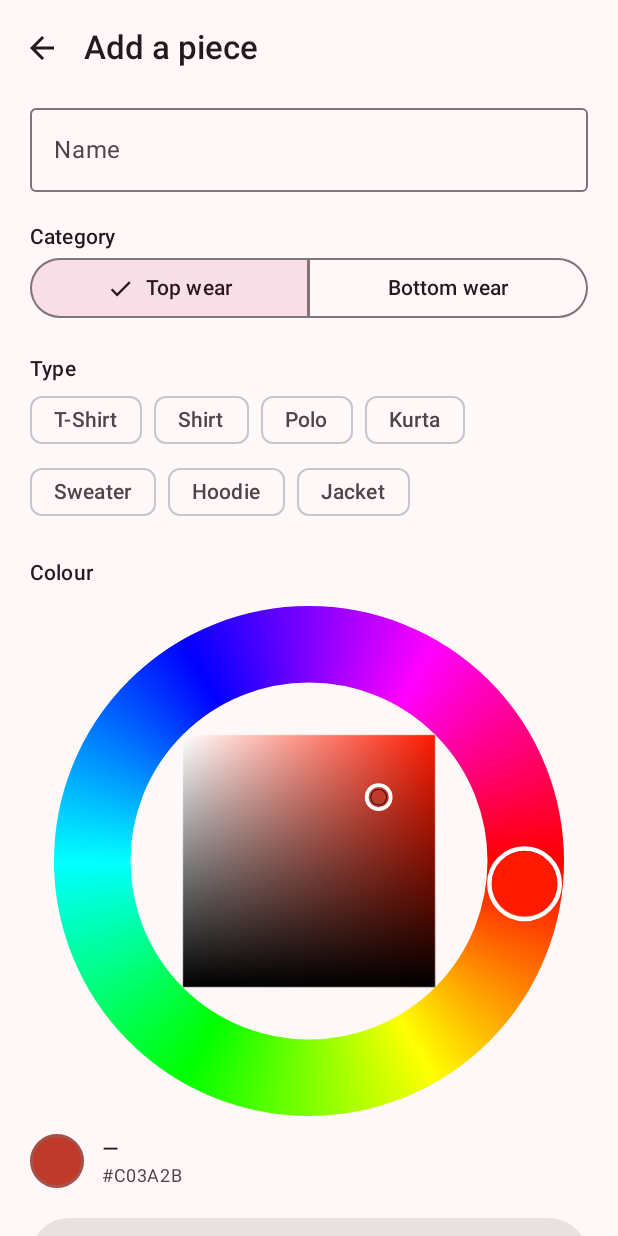
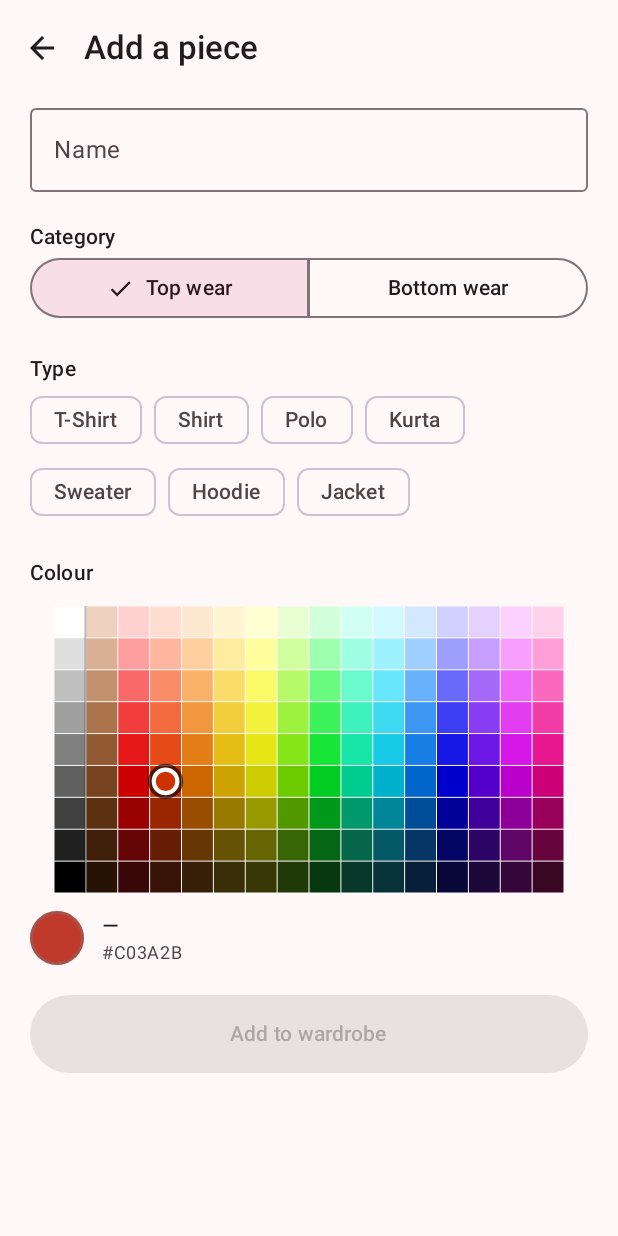
Before and after one commit to hanzel1698/dress-inventory, an Android app built with Jetpack Compose: the screen it shows after launch (MainActivity), after a tap on "Add dress", on a phone screen of 412 x 824 dp. Run offline under Robolectric (Android 15) with nearby library versions, the phone set to English and light mode, and no system bars; 3 other taps on this screen came first.

Commit message:
Replace HSV picker with grid-based PaletteColorPicker
- Delete HsvColorPicker.kt (ring + square HSV wheel)
- Add PaletteColorPicker.kt: 16×9 micro-swatch Canvas grid (144 swatches)
  • Col 0: dedicated grayscale ramp (White → Black, 9 steps)
  • Col 1: warm brown/neutral column (Cream → Dark Chocolate via H=25°)
  • Cols 2-15: 14 hue groups (Red, Coral, Orange, Amber, Yellow, Lime,
    Green, Emerald, Teal, Sky Blue, Royal Blue, Indigo, Purple, Pink/Rose)
    each transitioning bright/pastel (row 0) → deep/dark (row 8)
  • PaletteData object pre-computes all 144 ARGB values + luminance at
    startup — zero heap allocations inside the draw loop
  • Tap or drag selection via awaitEachGesture/awaitFirstDown
  • Adaptive selection ring: white ring on dark swatches, black on light
  • Separator line between grayscale and chromatic columns
  • Fully responsive: cell size = canvasWidth/COLS × canvasHeight/ROWS
- Update EditScreen.kt: HsvColorPicker → PaletteColorPicker call

Co-authored-by: hanzel1698 <hanzel1698@users.noreply.github.com>

```diff
--- a/app/src/main/java/com/hanzel/dressinventory/ui/EditScreen.kt
+++ b/app/src/main/java/com/hanzel/dressinventory/ui/EditScreen.kt
@@ -150,7 +150,7 @@ fun EditScreen(existing: Dress?, vm: AppViewModel, onClose: () -> Unit) {
             Column(verticalArrangement = Arrangement.spacedBy(12.dp)) {
                 SectionLabel("Colour")
 
-                HsvColorPicker(
+                PaletteColorPicker(
                     initialHex = colorHex,
                     onColorChanged = { hex, name ->
                         colorHex = hex
--- a/app/src/main/java/com/hanzel/dressinventory/ui/HsvColorPicker.kt
+++ /dev/null
@@ -1,257 +0,0 @@
-package com.hanzel.dressinventory.ui
-
-import androidx.compose.foundation.Canvas
-import androidx.compose.foundation.gestures.detectDragGestures
-import androidx.compose.foundation.gestures.detectTapGestures
-import androidx.compose.foundation.layout.BoxWithConstraints
-import androidx.compose.foundation.layout.aspectRatio
-import androidx.compose.foundation.layout.fillMaxWidth
-import androidx.compose.runtime.Composable
-import androidx.compose.runtime.getValue
-import androidx.compose.runtime.mutableFloatStateOf
-import androidx.compose.runtime.remember
-import androidx.compose.runtime.setValue
-import androidx.compose.ui.Modifier
-import androidx.compose.ui.geometry.Offset
-import androidx.compose.ui.geometry.Size
-import androidx.compose.ui.graphics.Brush
-import androidx.compose.ui.graphics.Color
-import androidx.compose.ui.graphics.drawscope.DrawScope
-import androidx.compose.ui.graphics.drawscope.Stroke
-import androidx.compose.ui.graphics.toArgb
-import androidx.compose.ui.input.pointer.pointerInput
-import androidx.compose.ui.platform.LocalDensity
-import androidx.compose.ui.unit.dp
-import com.hanzel.dressinventory.data.COLOR_CHART
-import com.hanzel.dressinventory.data.ChartColor
-import kotlin.math.PI
-import kotlin.math.atan2
-import kotlin.math.cos
-import kotlin.math.hypot
-import kotlin.math.sin
-import kotlin.math.sqrt
-
-// ── Conversion helpers ────────────────────────────────────────────────────────
-
-fun hsvToRgbColor(h: Float, s: Float, v: Float): Color {
-    val hsv = floatArrayOf(h, s, v)
-    return Color(android.graphics.Color.HSVToColor(hsv))
-}
-
-fun colorToHsv(color: Color): Triple<Float, Float, Float> {
-    val hsv = FloatArray(3)
-    android.graphics.Color.colorToHSV(color.toArgb(), hsv)
-    return Triple(hsv[0], hsv[1], hsv[2])
-}
-
-/** Returns the hex as a 0xFF______L long (fully opaque). */
-fun colorToHex(color: Color): Long =
-    0xFF000000L or (color.toArgb().toLong() and 0x00FFFFFFL)
-
-/** Nearest name from the curated chart by Euclidean RGB distance. */
-fun closestChartColor(hex: Long): ChartColor {
-    val r1 = (hex shr 16) and 0xFF
-    val g1 = (hex shr 8) and 0xFF
-    val b1 = hex and 0xFF
-    return COLOR_CHART.minByOrNull { c ->
-        val r2 = (c.hex shr 16) and 0xFF
-        val g2 = (c.hex shr 8) and 0xFF
-        val b2 = c.hex and 0xFF
-        val dr = r1 - r2; val dg = g1 - g2; val db = b1 - b2
-        dr * dr + dg * dg + db * db
-    } ?: COLOR_CHART.first()
-}
-
-// ── Main composable ───────────────────────────────────────────────────────────
-
-/**
- * HSV colour picker matching the design:
- *  - Outer rainbow ring  → selects Hue
- *  - Inner square        → selects Saturation (x) and Value/brightness (y)
- *
- * [onColorChanged] is invoked with (hexLong, colourName) whenever either
- * the hue, saturation, or value changes.
- */
-@Composable
-fun HsvColorPicker(
-    initialHex: Long,
-    onColorChanged: (Long, String) -> Unit,
-    modifier: Modifier = Modifier,
-) {
-    val initColor = Color(initialHex)
-    val (initH, initS, initV) = remember(initialHex) { colorToHsv(initColor) }
-
-    var hue by remember { mutableFloatStateOf(initH) }
-    var sat by remember { mutableFloatStateOf(initS) }
-    var value by remember { mutableFloatStateOf(initV) }
-
-    val density = LocalDensity.current
-
-    // We use BoxWithConstraints just to get a stable pixel size for the hit-test
-    BoxWithConstraints(
-        modifier = modifier
-            .fillMaxWidth()
-            .aspectRatio(1f),
-    ) {
-        val sizePx = with(density) { maxWidth.toPx() }
-        val ringFrac = 0.15f              // ring thickness as fraction of radius
-        val outerR = sizePx / 2f
-        val innerR = outerR * (1f - ringFrac * 2)   // inner edge of ring
-        val squareHalf = innerR / sqrt(2f)           // largest square that fits the circle
-
-        fun notifyChange(h: Float, s: Float, v: Float) {
-            val c = hsvToRgbColor(h, s, v)
-            val hex = colorToHex(c)
-            onColorChanged(hex, closestChartColor(hex).name)
-        }
-
-        fun handleRingTouch(offset: Offset) {
-            val dx = offset.x - outerR
-            val dy = offset.y - outerR
-            val dist = hypot(dx, dy)
-            if (dist in (innerR - 4f)..(outerR + 4f)) {
-                val angle = (Math.toDegrees(atan2(dy, dx).toDouble()).toFloat() + 360f) % 360f
-                hue = angle
-                notifyChange(hue, sat, value)
-            }
-        }
-
-        fun handleSquareTouch(offset: Offset) {
-            val cx = outerR; val cy = outerR
-            val left = cx - squareHalf; val top = cy - squareHalf
-            val right = cx + squareHalf; val bottom = cy + squareHalf
-            if (offset.x in (left - 4f)..(right + 4f) && offset.y in (top - 4f)..(bottom + 4f)) {
-                sat = ((offset.x - left) / (squareHalf * 2)).coerceIn(0f, 1f)
-                value = (1f - (offset.y - top) / (squareHalf * 2)).coerceIn(0f, 1f)
-                notifyChange(hue, sat, value)
-            }
-        }
-
-        Canvas(
-            modifier = Modifier
-                .fillMaxWidth()
-                .aspectRatio(1f)
-                .pointerInput(sizePx) {
-                    detectDragGestures(
-                        onDragStart = { offset ->
-                            val dx = offset.x - outerR; val dy = offset.y - outerR
-                            val dist = hypot(dx, dy)
-                            if (dist >= innerR - 4f) handleRingTouch(offset)
-                            else handleSquareTouch(offset)
-                        },
-                        onDrag = { change, _ ->
-                            val offset = change.position
-                            val dx = offset.x - outerR; val dy = offset.y - outerR
-                            val dist = hypot(dx, dy)
-                            if (dist >= innerR - 4f) handleRingTouch(offset)
-                            else handleSquareTouch(offset)
-                        }
-                    )
-                }
-                .pointerInput(sizePx) {
-                    detectTapGestures { offset ->
-                        val dx = offset.x - outerR; val dy = offset.y - outerR
-                        val dist = hypot(dx, dy)
-                        if (dist >= innerR - 4f) handleRingTouch(offset)
-                        else handleSquareTouch(offset)
-                    }
-                }
-        ) {
-            val center = Offset(outerR, outerR)
-
-            // ── 1. Hue ring ──────────────────────────────────────────────────
-            drawHueRing(center, outerR, innerR)
-
-            // Hue ring cursor
-            val hueRad = (hue * PI / 180).toFloat()
-            val cursorR = (outerR + innerR) / 2f
-            val cursorPos = Offset(
-                center.x + cursorR * cos(hueRad),
-                center.y + cursorR * sin(hueRad),
-            )
-            drawCircle(Color.White, radius = (outerR - innerR) / 2f - 2.dp.toPx(), center = cursorPos,
-                style = Stroke(width = 3.dp.toPx()))
-            drawCircle(hsvToRgbColor(hue, 1f, 1f), radius = (outerR - innerR) / 2f - 4.dp.toPx(), center = cursorPos)
-
-            // ── 2. SV square ─────────────────────────────────────────────────
-            val squareSize = squareHalf * 2
-            val squareTopLeft = Offset(center.x - squareHalf, center.y - squareHalf)
-
-            drawSvSquare(squareTopLeft, squareSize, hue)
-
-            // Square border
-            drawRect(
-                color = Color.White.copy(alpha = 0.25f),
-                topLeft = squareTopLeft,
-                size = Size(squareSize, squareSize),
-                style = Stroke(width = 1.dp.toPx()),
-            )
-
-            // SV cursor
-            val svX = squareTopLeft.x + sat * squareSize
-            val svY = squareTopLeft.y + (1f - value) * squareSize
-            val svCursor = Offset(svX, svY)
-            drawCircle(Color.White, radius = 8.dp.toPx(), center = svCursor,
-                style = Stroke(width = 2.5.dp.toPx()))
-            drawCircle(Color.Black, radius = 5.dp.toPx(), center = svCursor,
-                style = Stroke(width = 1.dp.toPx()))
-            drawCircle(hsvToRgbColor(hue, sat, value), radius = 5.dp.toPx(), center = svCursor)
-        }
-    }
-}
-
-// ── Drawing helpers ───────────────────────────────────────────────────────────
-
-/**
- * Draws a smooth hue ring by rendering 360 thin arc segments, each filled with
- * the hue colour at that angle.  The ring is anti-aliased and seamless.
- */
-private fun DrawScope.drawHueRing(center: Offset, outerR: Float, innerR: Float) {
-    val strokeW = outerR - innerR
-    val trackR = (outerR + innerR) / 2f
-
-    // 1. Draw the full sweep gradient first (smooth rainbow ring)
-    val hueColors = listOf(
-        Color.Red, Color(0xFFFF7F00), Color.Yellow, Color(0xFF7FFF00),
-        Color.Green, Color(0xFF00FF7F), Color.Cyan, Color(0xFF007FFF),
-        Color.Blue, Color(0xFF7F00FF), Color.Magenta, Color(0xFFFF007F),
-        Color.Red,
-    )
-    drawCircle(
-        brush = Brush.sweepGradient(hueColors, center = center),
-        radius = trackR,
-        center = center,
-        style = Stroke(width = strokeW),
-    )
-}
-
-/**
- * Draws the SV (Saturation × Value) square for a given hue.
- * - Left→Right: white (S=0) → full hue (S=1)
- * - Top→Bottom: full brightness (V=1) → black (V=0)
- */
-private fun DrawScope.drawSvSquare(topLeft: Offset, size: Float, hue: Float) {
-    val pureHue = hsvToRgbColor(hue, 1f, 1f)
-
-    // Horizontal saturation gradient (white → hue colour)
-    drawRect(
-        brush = Brush.horizontalGradient(
-            colors = listOf(Color.White, pureHue),
-            startX = topLeft.x,
-            endX = topLeft.x + size,
-        ),
-        topLeft = topLeft,
-        size = Size(size, size),
-    )
-
-    // Vertical value gradient (transparent → black), blended on top
-    drawRect(
-        brush = Brush.verticalGradient(
-            colors = listOf(Color.Transparent, Color.Black),
-            startY = topLeft.y,
-            endY = topLeft.y + size,
-        ),
-        topLeft = topLeft,
-        size = Size(size, size),
-    )
-}
--- /dev/null
+++ b/app/src/main/java/com/hanzel/dressinventory/ui/PaletteColorPicker.kt
@@ -0,0 +1,309 @@
+package com.hanzel.dressinventory.ui
+
+import androidx.compose.foundation.Canvas
+import androidx.compose.foundation.gestures.awaitEachGesture
+import androidx.compose.foundation.gestures.awaitFirstDown
+import androidx.compose.foundation.layout.aspectRatio
+import androidx.compose.foundation.layout.fillMaxWidth
+import androidx.compose.runtime.Composable
+import androidx.compose.runtime.getValue
+import androidx.compose.runtime.mutableIntStateOf
+import androidx.compose.runtime.remember
+import androidx.compose.runtime.setValue
+import androidx.compose.ui.Modifier
+import androidx.compose.ui.geometry.Offset
+import androidx.compose.ui.geometry.Size
+import androidx.compose.ui.graphics.Color
+import androidx.compose.ui.graphics.drawscope.Stroke
+import androidx.compose.ui.graphics.toArgb
+import androidx.compose.ui.input.pointer.pointerInput
+import com.hanzel.dressinventory.data.COLOR_CHART
+import com.hanzel.dressinventory.data.ChartColor
+
+// ─────────────────────────────────────────────────────────────────────────────
+//  Grid layout constants
+// ─────────────────────────────────────────────────────────────────────────────
+
+private const val COLS = 16   // col 0 = grayscale | col 1 = browns | cols 2-15 = 14 hues
+private const val ROWS = 9    // row 0 = bright/pastel → row 8 = deep/dark
+
+// ─────────────────────────────────────────────────────────────────────────────
+//  Pre-built palette data  (object-level — computed once, zero allocs at draw)
+// ─────────────────────────────────────────────────────────────────────────────
+
+/**
+ * All palette ARGB values and per-cell luminance are computed once at startup.
+ * No objects are created inside the draw loop.
+ */
+private object PaletteData {
+
+    // 14 hue stops spanning the full spectrum (columns 2-15)
+    private val HUE_COLUMNS = floatArrayOf(
+        0f,    // Red
+        15f,   // Coral / Orange-Red
+        30f,   // Orange
+        48f,   // Amber / Gold
+        60f,   // Yellow
+        88f,   // Yellow-Green / Lime
+        130f,  // Green
+        162f,  // Emerald / Jade
+        188f,  // Teal
+        210f,  // Sky Blue / Cerulean
+        240f,  // Royal Blue
+        265f,  // Indigo / Violet
+        295f,  // Purple
+        325f,  // Pink / Rose / Magenta
+    )
+
+    // Saturation steps: row 0 (pastel) → row 8 (deeply saturated-dark)
+    private val SAT = floatArrayOf(0.18f, 0.38f, 0.58f, 0.75f, 0.90f, 1.00f, 1.00f, 0.95f, 0.88f)
+
+    // Value steps: row 0 (bright) → row 8 (dark)
+    private val VAL = floatArrayOf(1.00f, 1.00f, 0.98f, 0.95f, 0.90f, 0.80f, 0.60f, 0.40f, 0.22f)
+
+    // Brown column uses lower saturation at the same hue (H≈25°) to produce
+    // cream → tan → caramel → chocolate tones rather than oranges.
+    private val BROWN_SAT = floatArrayOf(0.20f, 0.32f, 0.44f, 0.55f, 0.65f, 0.74f, 0.80f, 0.85f, 0.87f)
+    private val BROWN_VAL = floatArrayOf(0.93f, 0.85f, 0.76f, 0.67f, 0.57f, 0.47f, 0.36f, 0.25f, 0.15f)
+    private const val BROWN_HUE = 25f
+
+    /** ARGB pixel values for every cell — indexed as ARGB[row][col]. */
+    val ARGB: Array<IntArray> = buildGrid()
+
+    /** Perceived luminance in [0,1] for every cell — used for adaptive ring colour. */
+    val LUMINANCE: Array<FloatArray> = buildLuminance()
+
+    private fun hsv(h: Float, s: Float, v: Float): Int =
+        android.graphics.Color.HSVToColor(floatArrayOf(h, s, v))
+
+    private fun buildGrid(): Array<IntArray> {
+        val grid = Array(ROWS) { IntArray(COLS) }
+
+        for (row in 0 until ROWS) {
+            // ── Column 0: pure grayscale ramp (white → black) ───────────────
+            val grayV = 1f - row.toFloat() / (ROWS - 1).toFloat()
+            grid[row][0] = hsv(0f, 0f, grayV)
+
+            // ── Column 1: warm browns / cream-tan-chocolate ──────────────────
+            grid[row][1] = hsv(BROWN_HUE, BROWN_SAT[row], BROWN_VAL[row])
+
+            // ── Columns 2-15: 14 hue groups across the spectrum ──────────────
+            val s = SAT[row]
+            val v = VAL[row]
+            for (i in HUE_COLUMNS.indices) {
+                grid[row][i + 2] = hsv(HUE_COLUMNS[i], s, v)
+            }
+        }
+
+        return grid
+    }
+
+    private fun buildLuminance(): Array<FloatArray> =
+        Array(ROWS) { row ->
+            FloatArray(COLS) { col ->
+                val a = ARGB[row][col]
+                val r = ((a shr 16) and 0xFF) / 255f
+                val g = ((a shr 8) and 0xFF) / 255f
+                val b = (a and 0xFF) / 255f
+                // Rec. 601 perceived luminance
+                0.299f * r + 0.587f * g + 0.114f * b
+            }
+        }
+}
+
+// ─────────────────────────────────────────────────────────────────────────────
+//  Shared conversion helpers (referenced from other files in the package)
+// ─────────────────────────────────────────────────────────────────────────────
+
+fun hsvToRgbColor(h: Float, s: Float, v: Float): Color =
+    Color(android.graphics.Color.HSVToColor(floatArrayOf(h, s, v)))
+
+fun colorToHsv(color: Color): Triple<Float, Float, Float> {
+    val hsv = FloatArray(3)
+    android.graphics.Color.colorToHSV(color.toArgb(), hsv)
+    return Triple(hsv[0], hsv[1], hsv[2])
+}
+
+/** Returns the colour as a fully-opaque 0xFF______L long. */
+fun colorToHex(color: Color): Long =
+    0xFF000000L or (color.toArgb().toLong() and 0x00FFFFFFL)
+
+/** Finds the nearest named colour in [COLOR_CHART] by Euclidean RGB distance. */
+fun closestChartColor(hex: Long): ChartColor {
+    val r1 = (hex shr 16) and 0xFF
+    val g1 = (hex shr 8) and 0xFF
+    val b1 = hex and 0xFF
+    return COLOR_CHART.minByOrNull { c ->
+        val r2 = (c.hex shr 16) and 0xFF
+        val g2 = (c.hex shr 8) and 0xFF
+        val b2 = c.hex and 0xFF
+        val dr = r1 - r2; val dg = g1 - g2; val db = b1 - b2
+        dr * dr + dg * dg + db * db
+    } ?: COLOR_CHART.first()
+}
+
+// ─────────────────────────────────────────────────────────────────────────────
+//  PaletteColorPicker composable
+// ─────────────────────────────────────────────────────────────────────────────
+
+/**
+ * Premium grid-based colour palette picker rendered entirely on a Compose Canvas.
+ *
+ * Layout — [COLS] × [ROWS] = 144 micro-swatches:
+ *  • Column  0 : Grayscale — pure #FFFFFF → pure #000000
+ *  • Column  1 : Browns / warm neutrals — cream → dark chocolate
+ *  • Columns 2-15: 14 hue groups (Red, Coral, Orange, Amber, Yellow,
+ *    Lime, Green, Emerald, Teal, Sky, Blue, Indigo, Purple, Pink)
+ *    Each column transitions smoothly from bright/pastel (top) to deep/dark (bottom).
+ *
+ * Performance: all [COLS]×[ROWS] ARGB values are pre-computed once at startup
+ * in [PaletteData]. The draw loop uses only value-class [Color]/[Offset]/[Size]
+ * constructions — zero heap allocations per frame except two [Stroke] objects
+ * for the selection ring.
+ *
+ * @param initialHex  Fully-opaque 0xFF______L colour to pre-select.
+ * @param onColorChanged  Invoked with (argbHexLong, nearestColorName) on every selection.
+ */
+@Composable
+fun PaletteColorPicker(
+    initialHex: Long,
+    onColorChanged: (Long, String) -> Unit,
+    modifier: Modifier = Modifier,
+) {
+    // Resolve the closest grid cell to the initial colour so it starts highlighted.
+    val initCell = remember(initialHex) { findClosestCell(initialHex) }
+    var selRow by remember { mutableIntStateOf(initCell.first) }
+    var selCol by remember { mutableIntStateOf(initCell.second) }
+
+    Canvas(
+        modifier = modifier
+            .fillMaxWidth()
+            // Responsive: cell size = totalWidth / COLS  ×  totalHeight / ROWS
+            .aspectRatio(COLS.toFloat() / ROWS.toFloat())
+            .pointerInput(Unit) {
+                awaitEachGesture {
+                    // Handle initial finger-down
+                    val down = awaitFirstDown(requireUnconsumed = false)
+                    hitTest(down.position, size.width.toFloat(), size.height.toFloat()) { r, c ->
+                        selRow = r; selCol = c
+                        emitColor(r, c, onColorChanged)
+                    }
+                    down.consume()
+
+                    // Handle drag — real-time colour updates as the finger moves
+                    do {
+                        val event = awaitPointerEvent()
+                        val drag = event.changes.firstOrNull() ?: break
+                        if (drag.pressed) {
+                            hitTest(drag.position, size.width.toFloat(), size.height.toFloat()) { r, c ->
+                                selRow = r; selCol = c
+                                emitColor(r, c, onColorChanged)
+                            }
+                            drag.consume()
+                        }
+                    } while (event.changes.any { it.pressed })
+                }
+            },
+    ) {
+        val cellW = size.width / COLS
+        val cellH = size.height / ROWS
+
+        // 1-pixel gap between swatches for a clean grid aesthetic
+        val gap = 1f
+        val swatchW = cellW - gap
+        val swatchH = cellH - gap
+        val halfGap = gap * 0.5f
+
+        // ── Draw all 144 micro-swatches ───────────────────────────────────
+        for (row in 0 until ROWS) {
+            for (col in 0 until COLS) {
+                drawRect(
+                    color = Color(PaletteData.ARGB[row][col]),
+                    topLeft = Offset(col * cellW + halfGap, row * cellH + halfGap),
+                    size = Size(swatchW, swatchH),
+                )
+            }
+        }
+
+        // ── Draw separator making the grayscale column prominent ──────────
+        // A subtle dark line between the grayscale column (col 0) and the
+        // chromatic section to visually set it apart as a dedicated section.
+        drawLine(
+            color = Color(0x40000000),   // 25 % opaque black
+            start = Offset(cellW - halfGap, 0f),
+            end = Offset(cellW - halfGap, size.height),
+            strokeWidth = gap * 2,
+        )
+
+        // ── Draw selection ring ───────────────────────────────────────────
+        val cx = selCol * cellW + cellW * 0.5f
+        val cy = selRow * cellH + cellH * 0.5f
+        val ringR = minOf(cellW, cellH) * 0.37f
+        val ringW = minOf(cellW, cellH) * 0.13f
+
+        // Adaptive colours: white ring on dark swatches, black ring on light ones
+        val lum = PaletteData.LUMINANCE[selRow][selCol]
+        val bright = lum > 0.52f
+        val ringPrimary = if (bright) Color.Black else Color.White
+        val ringShadow = if (bright) Color(0x99FFFFFF) else Color(0x99000000)
+        val center = Offset(cx, cy)
+
+        // Outer halo (shadow) for contrast against any background swatch
+        drawCircle(
+            color = ringShadow,
+            radius = ringR + ringW * 0.65f,
+            center = center,
+            style = Stroke(width = ringW * 1.5f),
+        )
+        // Inner crisp ring
+        drawCircle(
+            color = ringPrimary,
+            radius = ringR,
+            center = center,
+            style = Stroke(width = ringW),
+        )
+    }
+}
+
+// ─────────────────────────────────────────────────────────────────────────────
+//  Private helpers
+// ─────────────────────────────────────────────────────────────────────────────
+
+/** Maps a touch position to a [row, col] grid cell, clamping to valid bounds. */
+private inline fun hitTest(
+    pos: Offset,
+    width: Float,
+    height: Float,
+    onCell: (row: Int, col: Int) -> Unit,
+) {
+    val col = (pos.x / (width / COLS)).toInt().coerceIn(0, COLS - 1)
+    val row = (pos.y / (height / ROWS)).toInt().coerceIn(0, ROWS - 1)
+    onCell(row, col)
+}
+
+/** Converts a grid cell to a hex long and invokes [onColorChanged]. */
+private fun emitColor(row: Int, col: Int, onColorChanged: (Long, String) -> Unit) {
+    val argb = PaletteData.ARGB[row][col]
+    val hex = 0xFF000000L or (argb.toLong() and 0x00FFFFFFL)
+    onColorChanged(hex, closestChartColor(hex).name)
+}
+
+/** Finds the grid cell whose colour is closest to [hex] (Euclidean RGB distance). */
+private fun findClosestCell(hex: Long): Pair<Int, Int> {
+    val r1 = ((hex shr 16) and 0xFF).toInt()
+    val g1 = ((hex shr 8) and 0xFF).toInt()
+    val b1 = (hex and 0xFF).toInt()
+    var bestRow = 0; var bestCol = 0; var bestDist = Int.MAX_VALUE
+    for (row in 0 until ROWS) {
+        for (col in 0 until COLS) {
+            val a = PaletteData.ARGB[row][col]
+            val r2 = (a shr 16) and 0xFF
+            val g2 = (a shr 8) and 0xFF
+            val b2 = a and 0xFF
+            val dr = r1 - r2; val dg = g1 - g2; val db = b1 - b2
+            val dist = dr * dr + dg * dg + db * db
+            if (dist < bestDist) { bestDist = dist; bestRow = row; bestCol = col }
+        }
+    }
+    return bestRow to bestCol
+}
```
